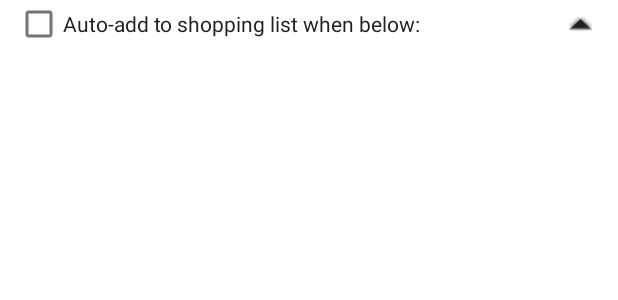
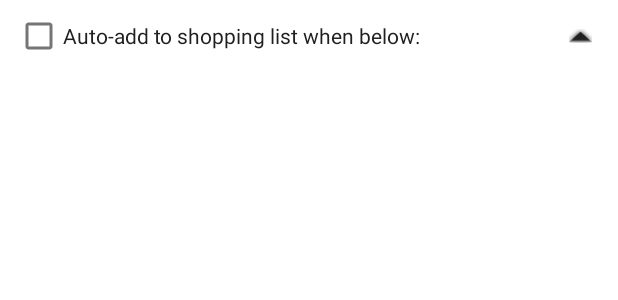
Before and after one commit to CliffracerMerchant/BootyCrate, an Android app: the layout inventory_item_details_layout.xml on its own in the app's theme, with its tools: preview values and no code run, on a phone screen of 412 x 824 dp. Shown: the top 300 px of the screen. Run offline under Robolectric (Android 15) with nearby library versions, the phone set to English and light mode, and no system bars.

```diff
--- a/app/src/main/res/layout/activity_main.xml
+++ b/app/src/main/res/layout/activity_main.xml
@@ -20,12 +20,12 @@
         android:id="@+id/recyclerView"
         android:layout_width="match_parent"
         android:layout_height="match_parent"
+        android:layout_marginTop="?attr/actionBarSize"
         android:layout_marginBottom="?attr/actionBarSize"
         app:layout_constraintBottom_toBottomOf="parent"
         app:layout_constraintEnd_toEndOf="parent"
         app:layout_constraintStart_toStartOf="parent"
-        app:layout_constraintTop_toTopOf="parent"
-        android:layout_marginTop="?attr/actionBarSize"/>
+        app:layout_constraintTop_toTopOf="parent" />
 
     <com.google.android.material.bottomappbar.BottomAppBar
         android:id="@+id/bottom_app_bar"
@@ -80,8 +80,6 @@
                 android:layout_weight="0"
                 android:background="@android:color/transparent"
                 android:contentDescription="@string/add_item_button_name"
-                android:scaleX="1.0"
-                android:scaleY="1.0"
                 app:srcCompat="@drawable/plus_icon" />
 
             <Space
--- a/app/src/main/res/layout/inventory_item_details_layout.xml
+++ b/app/src/main/res/layout/inventory_item_details_layout.xml
@@ -1,11 +1,11 @@
 <?xml version="1.0" encoding="utf-8"?>
 <androidx.constraintlayout.widget.ConstraintLayout xmlns:android="http://schemas.android.com/apk/res/android"
     xmlns:app="http://schemas.android.com/apk/res-auto"
+    xmlns:tools="http://schemas.android.com/tools"
     android:id="@+id/inventoryItemDetailsLayout"
     android:layout_width="match_parent"
     android:layout_height="wrap_content"
     android:layout_gravity="center_horizontal|fill"
-    android:animateLayoutChanges="true"
     app:chainUseRtl="false"
     app:layout_constraintHorizontal_chainStyle="spread">
 
@@ -14,8 +14,8 @@
         android:layout_width="wrap_content"
         android:layout_height="wrap_content"
         android:layout_marginStart="10dp"
+        android:layout_marginTop="8dp"
         android:text="Auto-add to shopping list when below: "
-        app:layout_constraintBottom_toBottomOf="parent"
         app:layout_constraintEnd_toStartOf="@id/autoAddToShoppingListTriggerEdit"
         app:layout_constraintStart_toStartOf="parent"
         app:layout_constraintTop_toTopOf="parent" />
@@ -38,22 +38,22 @@
         android:layout_width="wrap_content"
         android:layout_height="0dp"
         android:gravity="center_vertical"
-        app:layout_constraintBottom_toBottomOf="parent"
+        app:layout_constraintBottom_toBottomOf="@+id/autoAddToShoppingListCheckBox"
         app:layout_constraintStart_toEndOf="@id/autoAddToShoppingListCheckBox"
-        app:layout_constraintTop_toTopOf="parent"
+        app:layout_constraintTop_toTopOf="@+id/autoAddToShoppingListCheckBox"
         app:textSize="16" />
 
     <ImageButton
         android:id="@+id/collapseDetailsButton"
         android:layout_width="30dp"
-        android:layout_height="20dp"
+        android:layout_height="19dp"
         android:layout_marginEnd="10dp"
         android:background="@android:drawable/arrow_up_float"
         android:scaleX="0.5"
         android:scaleY="0.5"
-        app:layout_constraintBottom_toBottomOf="@+id/autoAddToShoppingListTriggerEdit"
+        app:layout_constraintBottom_toBottomOf="@+id/autoAddToShoppingListCheckBox"
         app:layout_constraintEnd_toEndOf="parent"
         app:layout_constraintHorizontal_weight="0"
-        app:layout_constraintTop_toTopOf="@+id/autoAddToShoppingListTriggerEdit" />
+        app:layout_constraintTop_toTopOf="@+id/autoAddToShoppingListCheckBox" />
 
 </androidx.constraintlayout.widget.ConstraintLayout>
```
Also changed, not shown: app/src/main/java/com/cliffracermerchant/stuffcrate/InventoryRecyclerView.kt (+49 -38 lines), app/src/main/res/layout/inventory_item_layout.xml (+12 -8 lines).
